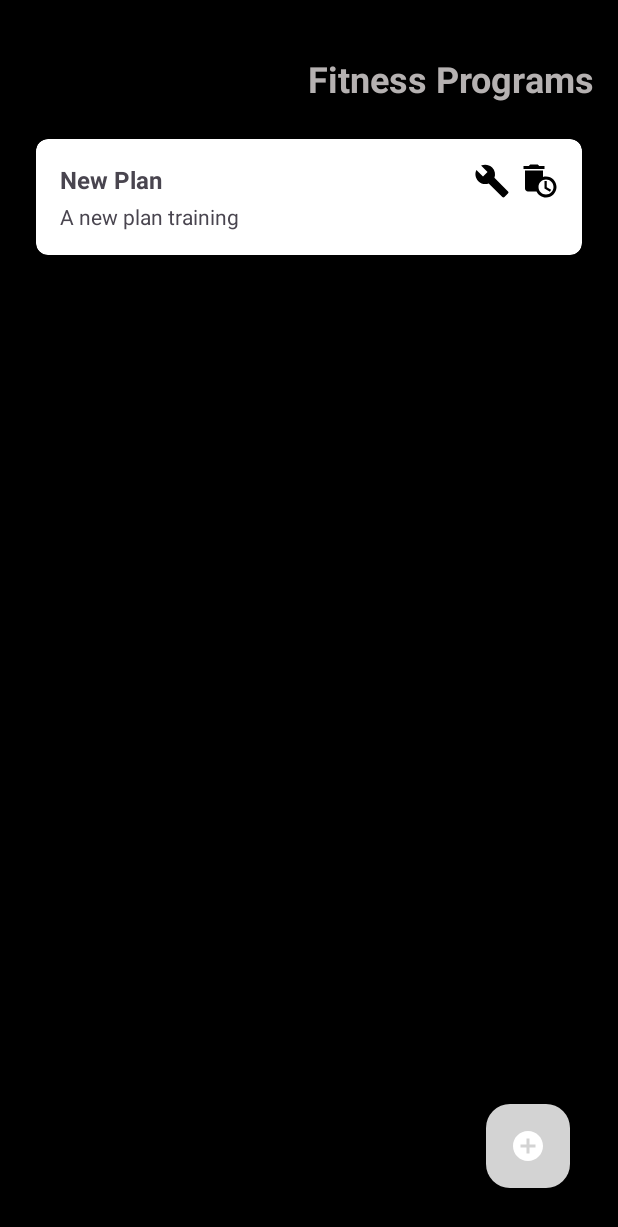
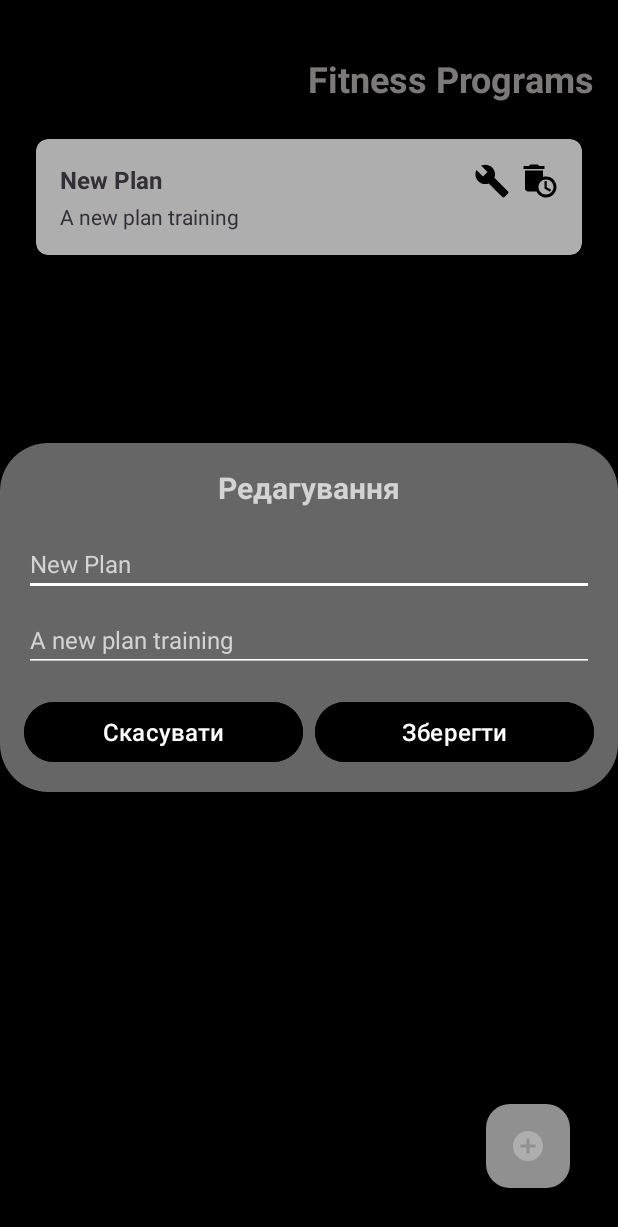
Before and after one commit to dygogive/GymLog, an Android app: the FitnessProgramsActivity screen opened directly, with no data from a screen before it, after a tap on "Edit day", on a phone screen of 412 x 824 dp. Shown: the top 1227 px of the screen. Run offline under Robolectric (Android 15) with nearby library versions, the phone set to English and light mode, and no system bars; 2 other taps on this screen came first.

Commit message:
Initial commit

```diff
--- a/app/src/main/java/com/example/gymlog/data/plan/FitnessProgram.java
+++ b/app/src/main/java/com/example/gymlog/data/plan/FitnessProgram.java
@@ -28,4 +28,12 @@ public class FitnessProgram {
         return id;
     }
 
+
+    public void setName(String name) {
+        this.name = name;
+    }
+
+    public void setDescription(String description) {
+        this.description = description;
+    }
 }
--- /dev/null
+++ b/app/src/main/java/com/example/gymlog/ui/dialogs/EditNameDescDialog.java
@@ -0,0 +1,69 @@
+package com.example.gymlog.ui.dialogs;
+
+import android.app.Dialog;
+import android.content.Context;
+import android.os.Bundle;
+import android.view.ViewGroup;
+import android.widget.Button;
+import android.widget.EditText;
+import androidx.annotation.NonNull;
+import com.example.gymlog.R;
+
+public class EditNameDescDialog extends Dialog {
+
+    private final String currentName;
+    private final String currentDescription;
+    private final OnEditConfirmedListener listener;
+
+    private EditText editTextName, editTextDescription;
+    private Button buttonCancel, buttonSave;
+
+    // Інтерфейс для передачі оновлених значень
+    public interface OnEditConfirmedListener {
+        void onEditConfirmed(String newName, String newDescription);
+    }
+
+    public EditNameDescDialog(@NonNull Context context, String currentName, String currentDescription, OnEditConfirmedListener listener) {
+        super(context);
+        this.currentName = currentName;
+        this.currentDescription = currentDescription;
+        this.listener = listener;
+    }
+
+    @Override
+    protected void onCreate(Bundle savedInstanceState) {
+        super.onCreate(savedInstanceState);
+        setContentView(R.layout.dialog_edit_name_description);
+
+        // Розширюємо діалог на всю ширину екрану
+        if (getWindow() != null) {
+            getWindow().setLayout(ViewGroup.LayoutParams.MATCH_PARENT, ViewGroup.LayoutParams.WRAP_CONTENT);
+            getWindow().setBackgroundDrawableResource(android.R.color.transparent);
+        }
+
+        editTextName = findViewById(R.id.editTextName);
+        editTextDescription = findViewById(R.id.editTextDescription);
+        buttonCancel = findViewById(R.id.buttonCancel);
+        buttonSave = findViewById(R.id.buttonSave);
+
+        // Встановлюємо поточний текст, а не hint
+        editTextName.setText(currentName);
+        editTextDescription.setText(currentDescription);
+
+        // Кнопка "Скасувати"
+        buttonCancel.setOnClickListener(v -> dismiss());
+
+        // Кнопка "Зберегти"
+        buttonSave.setOnClickListener(v -> {
+            String newName = editTextName.getText().toString().trim();
+            String newDescription = editTextDescription.getText().toString().trim();
+
+            // Якщо користувач залишив поле порожнім, залишаємо старе значення
+            if (newName.isEmpty()) newName = currentName;
+            if (newDescription.isEmpty()) newDescription = currentDescription;
+
+            listener.onEditConfirmed(newName, newDescription);
+            dismiss();
+        });
+    }
+}
--- a/app/src/main/java/com/example/gymlog/ui/plan/FitnessProgramsActivity.java
+++ b/app/src/main/java/com/example/gymlog/ui/plan/FitnessProgramsActivity.java
@@ -2,14 +2,10 @@ package com.example.gymlog.ui.plan;
 
 import android.content.Intent;
 import android.os.Bundle;
-import android.widget.Button;
 import android.widget.Toast;
 
 import androidx.activity.EdgeToEdge;
 import androidx.appcompat.app.AppCompatActivity;
-import androidx.core.graphics.Insets;
-import androidx.core.view.ViewCompat;
-import androidx.core.view.WindowInsetsCompat;
 import androidx.recyclerview.widget.LinearLayoutManager;
 import androidx.recyclerview.widget.RecyclerView;
 
@@ -17,6 +13,7 @@ import com.example.gymlog.R;
 import com.example.gymlog.data.db.PlanManagerDAO;
 import com.example.gymlog.data.plan.FitnessProgram;
 import com.example.gymlog.ui.dialogs.ConfirmDeleteDialog;
+import com.example.gymlog.ui.dialogs.EditNameDescDialog;
 import com.google.android.material.floatingactionbutton.FloatingActionButton;
 
 import java.util.ArrayList;
@@ -58,7 +55,19 @@ public class FitnessProgramsActivity extends AppCompatActivity {
                 new FitnessProgramAdapter.OnPlanCycleClickListener() {
                     @Override
                     public void onEditClick(FitnessProgram fitnessProgram) {
-                        // діалог для редагування програми тренувань
+                        EditNameDescDialog editDialog = new EditNameDescDialog(
+                                FitnessProgramsActivity.this,
+                                fitnessProgram.getName(),
+                                fitnessProgram.getDescription(),
+                                (newName, newDescription) -> {
+                                    // Оновлення даних після редагування
+                                    fitnessProgram.setName(newName);
+                                    fitnessProgram.setDescription(newDescription);
+                                    planManagerDAO.updatePlan(fitnessProgram);
+                                    fitnessProgramAdapter.notifyDataSetChanged();
+                                }
+                        );
+                        editDialog.show();
                     }
 
                     @Override
--- /dev/null
+++ b/app/src/main/res/drawable/dialog_background.xml
@@ -0,0 +1,12 @@
+<?xml version="1.0" encoding="utf-8"?>
+<shape xmlns:android="http://schemas.android.com/apk/res/android"
+    android:shape="rectangle">
+
+
+    <!-- Прозорий фон для діалогу -->
+    <solid android:color="@color/primary_variant" />
+
+    <!-- Заокруглені кути -->
+    <corners android:radius="32dp" />
+
+</shape>
--- /dev/null
+++ b/app/src/main/res/layout/dialog_edit_name_description.xml
@@ -0,0 +1,84 @@
+<?xml version="1.0" encoding="utf-8"?>
+<androidx.constraintlayout.widget.ConstraintLayout
+    xmlns:android="http://schemas.android.com/apk/res/android"
+    xmlns:app="http://schemas.android.com/apk/res-auto"
+    android:layout_width="match_parent"
+    android:layout_height="wrap_content"
+    android:padding="16dp"
+    android:background="@drawable/dialog_background">
+
+    <!-- Заголовок діалогу -->
+    <TextView
+        android:id="@+id/textViewDialogTitle"
+        android:layout_width="wrap_content"
+        android:layout_height="wrap_content"
+        android:text="Редагування"
+        android:textSize="20sp"
+        android:textStyle="bold"
+        android:textColor="@color/primary"
+        app:layout_constraintTop_toTopOf="parent"
+        app:layout_constraintStart_toStartOf="parent"
+        app:layout_constraintEnd_toEndOf="parent" />
+
+    <!-- Поле для введення назви -->
+    <EditText
+        android:id="@+id/editTextName"
+        android:layout_width="0dp"
+        android:layout_height="wrap_content"
+        android:layout_marginTop="16dp"
+        android:backgroundTint="@color/background"
+        android:hint="Назва"
+        android:textSize="16sp"
+        android:textColor="@color/primary"
+        android:textColorHint="@color/primary"
+        app:layout_constraintEnd_toEndOf="parent"
+        app:layout_constraintStart_toStartOf="parent"
+        app:layout_constraintTop_toBottomOf="@id/textViewDialogTitle" />
+
+    <EditText
+        android:id="@+id/editTextDescription"
+        android:layout_width="0dp"
+        android:layout_height="wrap_content"
+        android:layout_marginTop="8dp"
+        android:backgroundTint="@color/background"
+        android:hint="Опис"
+        android:textSize="16sp"
+        android:textColor="@color/primary"
+        android:textColorHint="@color/primary"
+        app:layout_constraintEnd_toEndOf="parent"
+        app:layout_constraintStart_toStartOf="parent"
+        app:layout_constraintTop_toBottomOf="@id/editTextName" />
+
+    <!-- Кнопки -->
+    <LinearLayout
+        android:layout_width="match_parent"
+        android:layout_height="wrap_content"
+        android:orientation="horizontal"
+        app:layout_constraintTop_toBottomOf="@id/editTextDescription"
+        app:layout_constraintStart_toStartOf="parent"
+        app:layout_constraintEnd_toEndOf="parent"
+        android:layout_marginTop="16dp">
+
+        <Button
+            android:id="@+id/buttonCancel"
+            android:layout_width="0dp"
+            android:layout_height="wrap_content"
+            android:layout_weight="1"
+            android:text="Скасувати"
+            android:textSize="16sp"
+            android:backgroundTint="@color/card_background"
+            android:textColor="@android:color/white" />
+
+        <Button
+            android:id="@+id/buttonSave"
+            android:layout_width="0dp"
+            android:layout_height="wrap_content"
+            android:layout_weight="1"
+            android:text="Зберегти"
+            android:textSize="16sp"
+            android:backgroundTint="@color/card_background"
+            android:textColor="@android:color/white"
+            android:layout_marginStart="8dp" />
+    </LinearLayout>
+
+</androidx.constraintlayout.widget.ConstraintLayout>
--- a/app/src/main/res/values/strings.xml
+++ b/app/src/main/res/values/strings.xml
@@ -184,6 +184,7 @@
     <string name="description_of_the_plan">Description of the plan</string>
     <string name="add_a_training_day">Add a training day</string>
     <string name="save_the_plan">Save the plan</string>
+    <string name="edit_name_description">Edit name and description</string>
 
 
 </resources>
```
